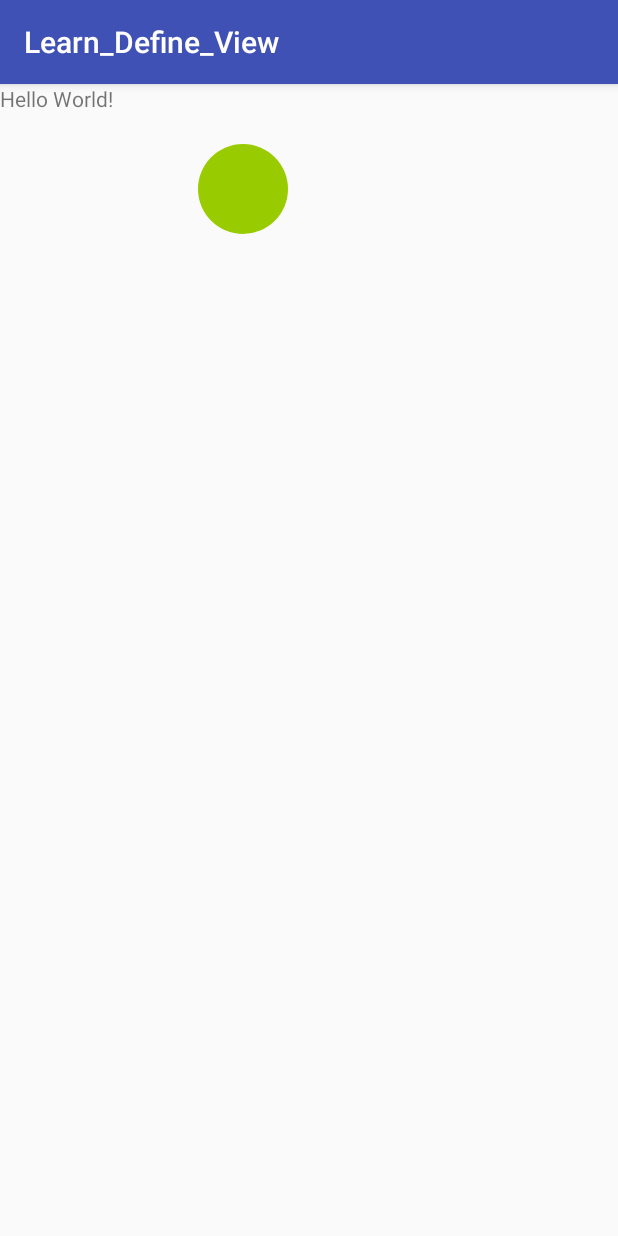
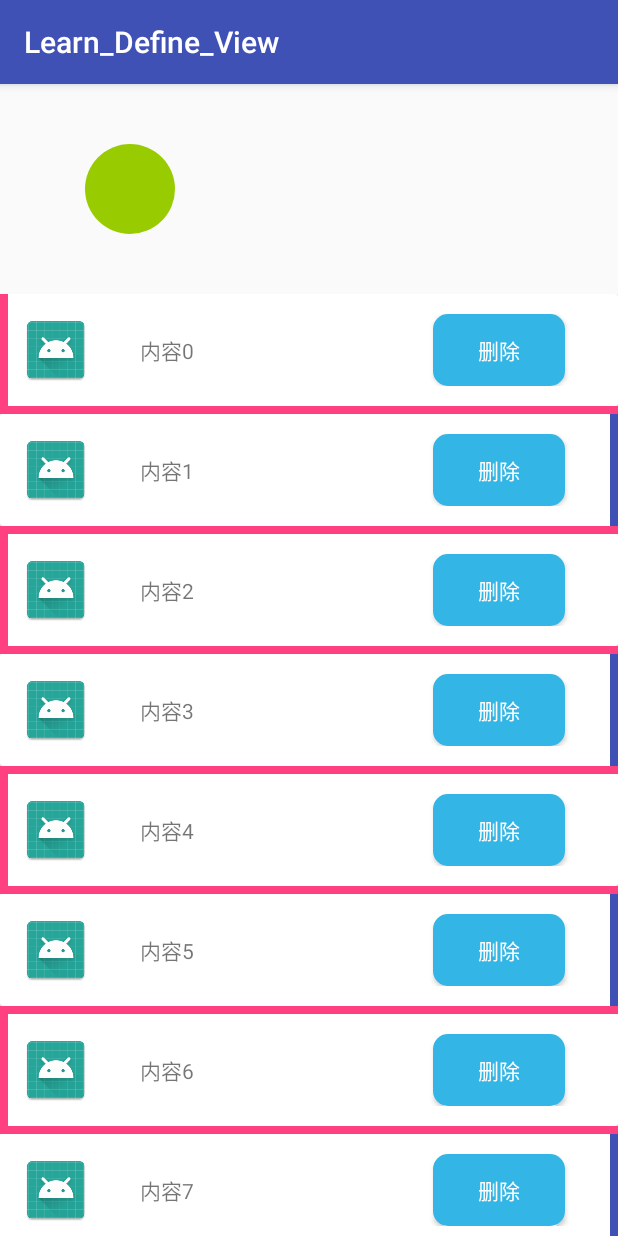
Before and after one commit to zhangfuxiang/Learn_Define_View, an Android app: the screen it shows after launch (MainActivity), on a phone screen of 412 x 824 dp. Run offline under Robolectric (Android 15) with nearby library versions, the phone set to English and light mode, and no system bars; our stand-ins replace ButterKnife.

Commit message:
加入了RecylerView的封裝

```diff
--- a/app/src/main/java/com/example/fuxiangzhang/learn_define_view/MainActivity.java
+++ b/app/src/main/java/com/example/fuxiangzhang/learn_define_view/MainActivity.java
@@ -1,13 +1,100 @@
 package com.example.fuxiangzhang.learn_define_view;
 
+import android.os.Bundle;
 import android.support.v7.app.AppCompatActivity;
-import android.os.Bundle;
+import android.support.v7.widget.LinearLayoutManager;
+import android.support.v7.widget.RecyclerView;
+import android.util.Log;
+import android.view.View;
+import android.widget.Toast;
+
+import com.example.fuxiangzhang.learn_define_view.common.BaseRecycleAdapter;
+import com.example.fuxiangzhang.learn_define_view.common.BaseViewHolder;
+import com.example.fuxiangzhang.learn_define_view.common.LeftAndRightTagDecoration;
+import com.example.fuxiangzhang.learn_define_view.common.SimplePaddingDecoration;
+import com.example.fuxiangzhang.learn_define_view.entity.ItemBean;
+
+import java.util.ArrayList;
+import java.util.List;
+
+import butterknife.BindView;
+import butterknife.ButterKnife;
 
 public class MainActivity extends AppCompatActivity {
+
+
+    @BindView(R.id.circleview)
+    CircleView mCircleview;
+    @BindView(R.id.ryv_main)
+    RecyclerView mRyvMain;
+
+    private List<ItemBean> datas=new ArrayList<>();
+    private BaseRecycleAdapter<ItemBean> mAdapter;
+
 
     @Override
     protected void onCreate(Bundle savedInstanceState) {
         super.onCreate(savedInstanceState);
         setContentView(R.layout.activity_main);
+        ButterKnife.bind(this);
+
+        for (int mI = 0; mI < 10; mI++) {
+            datas.add(new ItemBean(mI,"内容"+mI));
+        }
+
+
+        mAdapter=new BaseRecycleAdapter<ItemBean>(datas,R.layout.item,this) {
+            @Override
+            protected void convert(BaseViewHolder holder, ItemBean item, final int position) {
+                holder.setText(R.id.tv_item_content,item.getContent());
+
+
+                holder.setOnClickListener(R.id.layout_cv, new View.OnClickListener() {
+                    @Override
+                    public void onClick(View mView) {
+                        Toast.makeText(MainActivity.this, "item:"+position, Toast.LENGTH_SHORT).show();
+                        Log.e("aaa", "onClick: "+"item:"+position);
+                    }
+                });
+                holder.setOnLongClickListener(R.id.layout_cv, new View.OnLongClickListener() {
+                    @Override
+                    public boolean onLongClick(View mView) {
+                        Toast.makeText(MainActivity.this, "item long:"+position, Toast.LENGTH_SHORT).show();
+                        Log.e("aaa", "item long:"+position);
+                        return false;
+                    }
+                });
+                holder.setOnClickListener(R.id.btn_cancel, new View.OnClickListener() {
+                    @Override
+                    public void onClick(View mView) {
+                        Toast.makeText(MainActivity.this, "item button:"+position, Toast.LENGTH_SHORT).show();
+                        Log.e("aaa", "item button:"+position);
+                    }
+                });
+            }
+
+
+
+        };
+
+        mRyvMain.setLayoutManager(new LinearLayoutManager(this,LinearLayoutManager.VERTICAL,false));
+        mRyvMain.addItemDecoration(new LeftAndRightTagDecoration(this));
+        mRyvMain.addItemDecoration(new SimplePaddingDecoration(this));
+        mRyvMain.setAdapter(mAdapter);
+
+
+/*        //对item设置点击事件
+        mAdapter.setOnItemClickListener(new BaseRecycleAdapter.OnItemClickListener() {
+            @Override
+            public void onItemClick(View view, int position) {
+                Toast.makeText(MainActivity.this, "click:"+position, Toast.LENGTH_SHORT).show();
+            }
+
+            @Override
+            public void onItemLongClick(View view, int position) {
+                Toast.makeText(MainActivity.this, "longclick:"+position, Toast.LENGTH_SHORT).show();
+            }
+        });*/
     }
+
 }
--- /dev/null
+++ b/app/src/main/java/com/example/fuxiangzhang/learn_define_view/common/BaseRecycleAdapter.java
@@ -0,0 +1,117 @@
+package com.example.fuxiangzhang.learn_define_view.common;
+
+import android.content.Context;
+import android.support.v7.widget.RecyclerView;
+import android.view.LayoutInflater;
+import android.view.View;
+import android.view.ViewGroup;
+
+
+
+import java.util.List;
+
+
+/**
+ * Created by Fuxiang.Zhang on 2017/8/28.
+ */
+
+public abstract class BaseRecycleAdapter<T> extends RecyclerView.Adapter<BaseViewHolder> {
+
+
+    private List<T> data;
+    private int layoutId;
+    private Context mContext;
+    private LayoutInflater mLayoutInflater;
+    private OnItemClickListener mOnItemClickListener;
+
+
+
+    public BaseRecycleAdapter(List<T> data, int layoutId, Context context) {
+        this.data = data;
+        this.layoutId = layoutId;
+        mContext = context;
+        mLayoutInflater = LayoutInflater.from(context);
+    }
+    public void setOnItemClickListener(OnItemClickListener onItemClickListener) {
+        mOnItemClickListener = onItemClickListener;
+    }
+
+    /**
+     *
+     * @param holder
+     * @param item
+     * @param position
+     */
+    protected abstract void convert(BaseViewHolder holder, T item, int position);
+
+
+    /**
+     * 设置点击事件
+     */
+    public interface OnItemClickListener{
+
+        void onItemClick(View view, int position);
+        void onItemLongClick(View view, int position);
+    }
+
+
+
+
+
+    @Override
+    public BaseViewHolder onCreateViewHolder(ViewGroup parent, int viewType) {
+        View mInflate = mLayoutInflater.inflate(layoutId, parent, false);
+        return new BaseViewHolder(mInflate);
+    }
+
+
+
+    //统计item个数
+    @Override
+    public int getItemCount() {
+        return  data==null?0:data.size();
+    }
+
+    @Override
+    public void onBindViewHolder(final BaseViewHolder holder, final int position) {
+        convert(holder, data.get(position), position);
+        setItemEvent(holder);
+
+    }
+
+    public void setItemEvent(final BaseViewHolder holder) {
+        if (mOnItemClickListener !=null){
+            holder.itemView.setOnClickListener(new View.OnClickListener() {
+                @Override
+                public void onClick(View view) {
+                    //这个获取位置的方法，防止添加删除导致位置不变
+                    int layoutPosition = holder.getAdapterPosition();
+                    mOnItemClickListener.onItemClick(holder.itemView,layoutPosition);
+                }
+            });
+            holder.itemView.setOnLongClickListener(new View.OnLongClickListener() {
+                @Override
+                public boolean onLongClick(View view) {
+                    int layoutPosotion=holder.getAdapterPosition();
+                    mOnItemClickListener.onItemLongClick(holder.itemView,layoutPosotion);
+                    return false;
+                }
+            });
+
+        }
+    }
+
+    public void addData(int position,T datas){
+        data.add(position,datas);
+        notifyItemInserted(position);
+    }
+
+    public void deleteData(int position){
+        data.remove(position);
+        notifyItemRemoved(position);
+    }
+
+
+
+
+}
--- /dev/null
+++ b/app/src/main/java/com/example/fuxiangzhang/learn_define_view/common/BaseViewHolder.java
@@ -0,0 +1,68 @@
+package com.example.fuxiangzhang.learn_define_view.common;
+
+import android.graphics.Bitmap;
+import android.support.v7.view.menu.MenuView;
+import android.support.v7.widget.RecyclerView;
+import android.util.SparseArray;
+import android.view.View;
+import android.widget.ImageView;
+import android.widget.TextView;
+
+/**
+ * Created by Fuxiang.Zhang on 2017/8/28.
+ */
+
+public class BaseViewHolder extends RecyclerView.ViewHolder{
+
+
+    SparseArray<View> mViewSparseArray = new SparseArray<>();
+    public View itemView;
+    public BaseViewHolder(View itemView) {
+        super(itemView);
+        this.itemView = itemView;
+    }
+    public <T extends View> T getView(int resId){
+        View mView=mViewSparseArray.get(resId);
+        if (mView==null) {
+            mView=itemView.findViewById(resId);
+            mViewSparseArray.put(resId,mView);
+        }
+        return (T) mView;
+    }
+
+    public BaseViewHolder setText(int resId,String text){
+        TextView mTextView=getView(resId);
+        mTextView.setText(text);
+        return this;
+    }
+
+    public BaseViewHolder setImageResource(int viewId,int resId){
+        ImageView view= getView(viewId);
+        view.setImageResource(resId);
+        return this;
+    }
+    public BaseViewHolder setImageBitamp(int viewId,Bitmap bitmap){
+        ImageView view= getView(viewId);
+        view.setImageBitmap(bitmap);
+        return this;
+    }
+    public BaseViewHolder setImageURI(int viewId,String uri){
+        ImageView view= getView(viewId);
+//        Imageloader.getInstance().loadImg(view,uri);
+        return this;
+    }
+
+    public BaseViewHolder setOnClickListener(int viewId, View.OnClickListener listener) {
+        View view = getView(viewId);
+        view.setOnClickListener(listener);
+        return this;
+    }
+
+    public BaseViewHolder setOnLongClickListener(int viewId, View.OnLongClickListener listener) {
+        View view = getView(viewId);
+        view.setOnLongClickListener(listener);
+        return this;
+    }
+
+
+}
--- /dev/null
+++ b/app/src/main/java/com/example/fuxiangzhang/learn_define_view/common/LeftAndRightTagDecoration.java
@@ -0,0 +1,52 @@
+package com.example.fuxiangzhang.learn_define_view.common;
+
+import android.content.Context;
+import android.graphics.Canvas;
+import android.graphics.Paint;
+import android.support.v7.widget.RecyclerView;
+import android.view.View;
+
+import com.example.fuxiangzhang.learn_define_view.R;
+
+/**
+ * Created by Fuxiang.Zhang on 2017/8/30.
+ */
+
+public class LeftAndRightTagDecoration extends RecyclerView.ItemDecoration {
+    private int tagWidth;
+    private Paint leftPaint;
+    private Paint rightPaint;
+
+    public LeftAndRightTagDecoration(Context mContext) {
+        leftPaint=new Paint();
+        leftPaint.setColor(mContext.getResources().getColor(R.color.colorAccent));
+        rightPaint=new Paint();
+        rightPaint.setColor(mContext.getResources().getColor(R.color.colorPrimary));
+        tagWidth=mContext.getResources().getDimensionPixelSize(R.dimen.divider_height);
+    }
+
+    @Override
+    public void onDrawOver(Canvas c, RecyclerView parent, RecyclerView.State state) {
+        float left,right,top,bottom;
+        super.onDrawOver(c, parent, state);
+        int childCount=parent.getChildCount();
+        for (int mI = 0; mI < childCount; mI++) {
+            View child=parent.getChildAt(mI);
+            int position=parent.getChildAdapterPosition(child);
+            boolean isleft=position%2==0;
+            if (isleft) {
+                left=child.getLeft();
+                right=left+tagWidth;
+                top=child.getTop();
+                bottom=child.getBottom();
+                c.drawRect(left,top,right,bottom,leftPaint);
+            }else{
+                right=child.getRight();
+                left=right-tagWidth;
+                top=child.getTop();
+                bottom=child.getBottom();
+                c.drawRect(left,top,right,bottom,rightPaint);
+            }
+        }
+    }
+}
--- /dev/null
+++ b/app/src/main/java/com/example/fuxiangzhang/learn_define_view/common/SimplePaddingDecoration.java
@@ -0,0 +1,51 @@
+package com.example.fuxiangzhang.learn_define_view.common;
+
+
+import android.content.Context;
+import android.graphics.Canvas;
+import android.graphics.Paint;
+import android.graphics.Rect;
+import android.support.v7.widget.RecyclerView;
+import android.view.View;
+
+import com.example.fuxiangzhang.learn_define_view.R;
+
+/**
+ * Created by Fuxiang.Zhang on 2017/8/30.
+ */
+
+public class SimplePaddingDecoration extends RecyclerView.ItemDecoration {
+
+    private int dividerHeight;
+    private Paint dividerPaint;
+
+
+    public SimplePaddingDecoration(Context mContext) {
+        dividerPaint=new Paint();
+        dividerPaint.setColor(mContext.getResources().getColor(R.color.colorAccent));
+        dividerHeight=mContext.getResources().getDimensionPixelSize(R.dimen.divider_height);
+    }
+
+    @Override
+    public void getItemOffsets(Rect outRect, View view, RecyclerView parent, RecyclerView.State state) {
+        super.getItemOffsets(outRect, view, parent, state);
+        outRect.bottom=dividerHeight;
+    }
+
+    @Override
+    public void onDraw(Canvas c, RecyclerView parent, RecyclerView.State state) {
+        super.onDraw(c, parent, state);
+        int childCount=parent.getChildCount();
+        int left=parent.getPaddingLeft();
+        int right=parent.getWidth()-parent.getPaddingRight();
+
+        for (int mI = 0; mI < childCount-1; mI++) {
+            View mView=parent.getChildAt(mI);
+            float top=mView.getBottom();
+            float bottom=mView.getBottom()+dividerHeight;
+            c.drawRect(left,top,right,bottom,dividerPaint);
+
+
+        }
+    }
+}
--- /dev/null
+++ b/app/src/main/java/com/example/fuxiangzhang/learn_define_view/entity/ItemBean.java
@@ -0,0 +1,36 @@
+package com.example.fuxiangzhang.learn_define_view.entity;
+
+/**
+ * Created by Fuxiang.Zhang on 2017/8/29.
+ */
+
+public class ItemBean {
+
+    private int app_code;
+    private String content;
+
+    public ItemBean(int mApp_code, String mContent) {
+        app_code = mApp_code;
+        content = mContent;
+    }
+
+    public ItemBean() {
+
+    }
+
+    public int getApp_code() {
+        return app_code;
+    }
+
+    public void setApp_code(int mApp_code) {
+        app_code = mApp_code;
+    }
+
+    public String getContent() {
+        return content;
+    }
+
+    public void setContent(String mContent) {
+        content = mContent;
+    }
+}
--- /dev/null
+++ b/app/src/main/res/drawable/btn_normal.xml
@@ -0,0 +1,8 @@
+<?xml version="1.0" encoding="utf-8"?>
+<shape xmlns:android="http://schemas.android.com/apk/res/android">
+
+    <corners android:radius="10dp"/>
+
+    <solid android:color="@android:color/holo_blue_light"/>
+
+</shape>
--- /dev/null
+++ b/app/src/main/res/drawable/btn_pressed.xml
@@ -0,0 +1,6 @@
+<?xml version="1.0" encoding="utf-8"?>
+<shape xmlns:android="http://schemas.android.com/apk/res/android">
+    <corners android:radius="10dp"/>
+
+    <solid android:color="@android:color/holo_blue_dark"/>
+</shape>
--- /dev/null
+++ b/app/src/main/res/drawable/btn_style.xml
@@ -0,0 +1,8 @@
+<?xml version="1.0" encoding="utf-8"?>
+<selector xmlns:android="http://schemas.android.com/apk/res/android">
+    <item android:drawable="@drawable/btn_normal" android:state_pressed="false"/>
+
+    <item android:drawable="@drawable/btn_pressed"  android:state_pressed="true"/>
+
+
+</selector>
--- a/app/src/main/res/layout/activity_main.xml
+++ b/app/src/main/res/layout/activity_main.xml
@@ -2,24 +2,28 @@
 <LinearLayout
     xmlns:android="http://schemas.android.com/apk/res/android"
     xmlns:app="http://schemas.android.com/apk/res-auto"
-    xmlns:tools="http://schemas.android.com/tools" android:layout_width="match_parent"
+    xmlns:tools="http://schemas.android.com/tools"
+    android:orientation="vertical"
+    android:layout_width="match_parent"
     android:layout_height="match_parent"
     tools:context="com.example.fuxiangzhang.learn_define_view.MainActivity">
 
-    <TextView android:layout_width="wrap_content" android:layout_height="wrap_content"
-        android:text="Hello World!" app:layout_constraintBottom_toBottomOf="parent"
-        app:layout_constraintLeft_toLeftOf="parent" app:layout_constraintRight_toRightOf="parent"
-        app:layout_constraintTop_toTopOf="parent" />
+
 
     <com.example.fuxiangzhang.learn_define_view.CircleView
         app:circle_color="@android:color/holo_green_light"
-
         android:layout_width="wrap_content"
         android:padding="20dp"
         android:layout_height="100dp"
         android:id="@+id/circleview"
         android:layout_margin="20dp"
-
         />
 
+    <android.support.v7.widget.RecyclerView
+        android:id="@+id/ryv_main"
+        android:layout_width="match_parent"
+        android:layout_height="match_parent">
+
+    </android.support.v7.widget.RecyclerView>
+
 </LinearLayout>
--- /dev/null
+++ b/app/src/main/res/layout/item.xml
@@ -0,0 +1,49 @@
+<?xml version="1.0" encoding="utf-8"?>
+<LinearLayout xmlns:android="http://schemas.android.com/apk/res/android"
+    android:orientation="vertical" android:layout_width="match_parent"
+    android:layout_height="wrap_content">
+
+    <android.support.v7.widget.CardView
+        android:id="@+id/layout_cv"
+
+        android:layout_width="match_parent"
+        android:layout_height="wrap_content">
+
+        <RelativeLayout
+            android:layout_width="match_parent"
+            android:layout_height="match_parent"
+            android:padding="20px">
+            <ImageView
+                android:layout_width="wrap_content"
+                android:layout_height="wrap_content"
+                android:id="@+id/iv_header"
+                android:src="@mipmap/ic_launcher"/>
+            <TextView
+                android:layout_width="wrap_content"
+                android:layout_height="wrap_content"
+                android:layout_gravity="center"
+                android:text="内容"
+                android:id="@+id/tv_item_content"
+                android:layout_alignBaseline="@+id/btn_cancel"
+                android:layout_alignBottom="@+id/btn_cancel"
+                android:layout_toRightOf="@+id/iv_header"
+                android:layout_toEndOf="@+id/iv_header"
+                android:layout_marginLeft="32dp"
+                android:layout_marginStart="32dp" />
+            <Button
+                android:layout_width="wrap_content"
+                android:layout_height="wrap_content"
+                android:id="@+id/btn_cancel"
+                android:textColor="@android:color/white"
+                android:background="@drawable/btn_style"
+                android:text="删除"
+                android:layout_marginRight="22dp"
+                android:layout_marginEnd="22dp"
+                android:layout_alignParentTop="true"
+                android:layout_alignParentRight="true"
+                android:layout_alignParentEnd="true" />
+
+        </RelativeLayout>
+    </android.support.v7.widget.CardView>
+
+</LinearLayout>
--- /dev/null
+++ b/app/src/main/res/values/values.xml
@@ -0,0 +1,6 @@
+<?xml version="1.0" encoding="utf-8"?>
+<resources>
+    <dimen name="divider_height">5dp</dimen>
+    <dimen name="sectioned_top">30dp</dimen>
+
+</resources>
--- a/build.gradle
+++ b/build.gradle
@@ -8,6 +8,7 @@ buildscript {
     }
     dependencies {
         classpath 'com.android.tools.build:gradle:2.3.3'
+        classpath 'com.neenbedankt.gradle.plugins:android-apt:1.8'
 
         // NOTE: Do not place your application dependencies here; they belong
         // in the individual module build.gradle files
```
Also changed, not shown: app/build.gradle (+12 -2 lines), app/src/main/java/com/example/fuxiangzhang/learn_define_view/common/SectionDecoration.java (added, +98 -0 lines).
